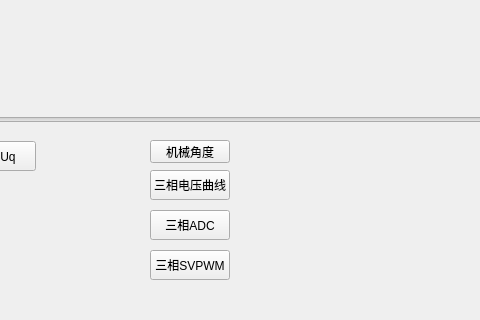
Above: widget.ui from lhzloveyyj/LiJointMaster before the change; both pictures show x 310 to 790 and y 400 to 720 of the 1280 by 720 pixel window. Below: the same form after it.
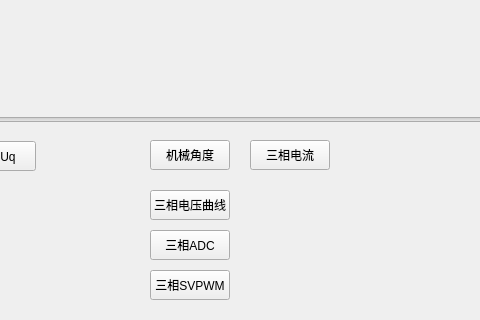
That is the form after the change. Icons and pictures are not drawn. Custom widgets are drawn as their Qt base class.

Commit message: 添加三相电流打印

```diff
--- a/widget.ui
+++ b/widget.ui
@@ -398,7 +398,7 @@
    <property name="geometry">
     <rect>
      <x>460</x>
-     <y>570</y>
+     <y>590</y>
      <width>80</width>
      <height>30</height>
     </rect>
@@ -732,7 +732,7 @@
    <property name="geometry">
     <rect>
      <x>460</x>
-     <y>610</y>
+     <y>630</y>
      <width>80</width>
      <height>30</height>
     </rect>
@@ -764,7 +764,7 @@
      <x>460</x>
      <y>540</y>
      <width>80</width>
-     <height>23</height>
+     <height>30</height>
     </rect>
    </property>
    <property name="styleSheet">
@@ -786,7 +786,7 @@
    <property name="geometry">
     <rect>
      <x>460</x>
-     <y>650</y>
+     <y>670</y>
      <width>80</width>
      <height>30</height>
     </rect>
@@ -812,6 +812,36 @@
     <bool>true</bool>
    </property>
   </widget>
+  <widget class="QPushButton" name="Iabc_bt">
+   <property name="geometry">
+    <rect>
+     <x>560</x>
+     <y>540</y>
+     <width>80</width>
+     <height>30</height>
+    </rect>
+   </property>
+   <property name="maximumSize">
+    <size>
+     <width>80</width>
+     <height>30</height>
+    </size>
+   </property>
+   <property name="styleSheet">
+    <string notr="true">QPushButton:checked {
+    background-color: #2ecc71;     /* 按下（checked）变亮绿色 */
+    color: black;                  /* 更明显 */
+    font-weight: bold;
+    border: 2px solid #27ae60;
+}</string>
+   </property>
+   <property name="text">
+    <string>三相电流</string>
+   </property>
+   <property name="checkable">
+    <bool>true</bool>
+   </property>
+  </widget>
  </widget>
  <customwidgets>
   <customwidget>
```
The commit also changes 16 other files.
